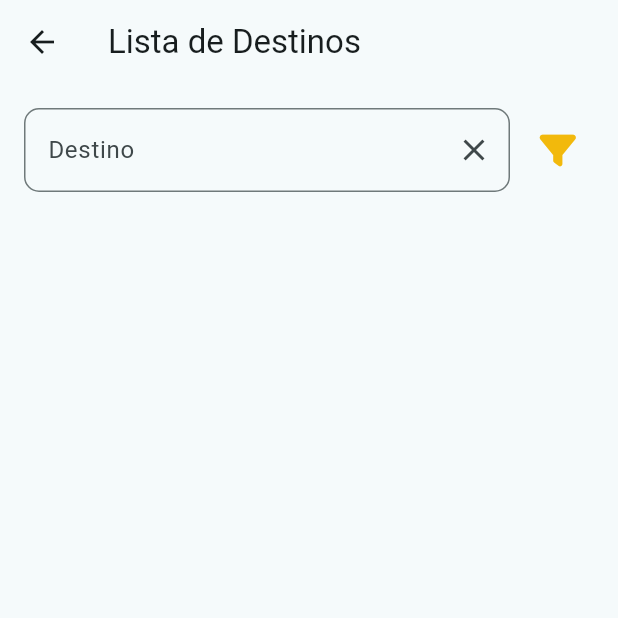
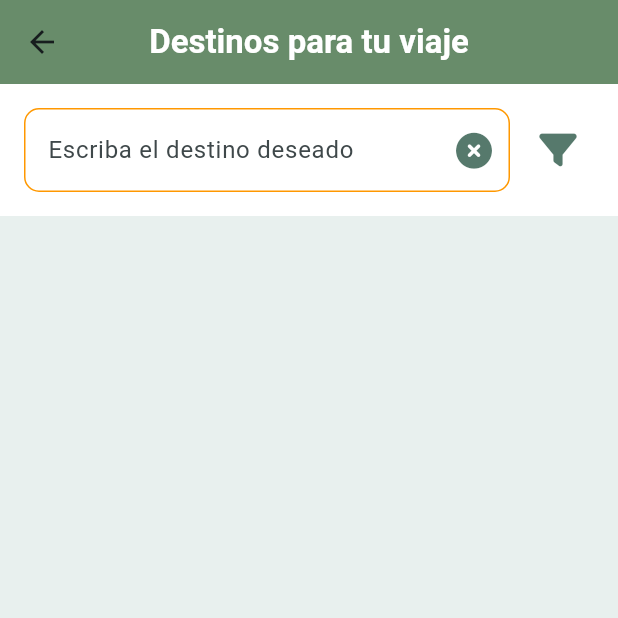
Before and after one commit to raymi-matango/P01F-WASIMAN, a Flutter app: the ViajePagina screen opened directly, on a phone screen of 412 x 824 dp, the top half of it. Run offline on Flutter 3.47's test engine with Material 3 defaults, Android fonts, the phone set to English and light mode, and no system bars; our stand-ins replace carousel_slider, email_validator, flutter_staggered_animations, font_awesome_flutter, google_nav_bar, shared_preferences; accounts and stored records are empty; network calls fail.

Commit message:
viajes todo ui

```diff
--- a/lib/pages/trips.dart
+++ b/lib/pages/trips.dart
@@ -220,28 +220,60 @@ class _ViajePaginaState extends State<ViajePagina> {
   Widget build(BuildContext context) {
     return Scaffold(
       appBar: AppBar(
-        title: Text('Lista de Destinos'),
+        title: const Text(
+          'Destinos para tu viaje',
+          style: TextStyle(
+            color: Colors.white,
+            fontWeight: FontWeight.bold,
           ),
-      body: Column(
+        ),
+        backgroundColor: Color(0xff688C6A),
+        centerTitle: true,
+      ),
+      body: Container(
+        decoration: BoxDecoration(
+          color: Color(0xff688C6A)
+              .withOpacity(0.09), // Color de fondo del contenedor
+        ),
+        child: Column(
           children: [
-          Padding(
+            Container(
+              color: Colors.white,
+              child: Padding(
                 padding: const EdgeInsets.all(16.0),
                 child: Row(
                   children: [
                     Expanded(
                       child: TextField(
+                        style: TextStyle(color: Color(0xFF0E402E)),
                         controller: _destinoController,
                         onChanged: (text) {
-                      // Realiza la búsqueda cada vez que el texto cambie
                           _buscarViajes();
                         },
                         decoration: InputDecoration(
-                      labelText: 'Destino',
+                          labelText: 'Escriba el destino deseado',
                           border: OutlineInputBorder(
                             borderRadius: BorderRadius.circular(10.0),
                           ),
+                          enabledBorder: OutlineInputBorder(
+                            borderSide: const BorderSide(
+                              color: Colors
+                                  .orange, // Color del borde cuando no está enfocado
+                            ),
+                            borderRadius: BorderRadius.circular(10.0),
+                          ),
+                          focusedBorder: OutlineInputBorder(
+                            borderSide: const BorderSide(
+                              color: Colors
+                                  .orange, // Color del borde cuando está enfocado
+                            ),
+                            borderRadius: BorderRadius.circular(10.0),
+                          ),
                           suffixIcon: IconButton(
-                        icon: Icon(Icons.clear),
+                            icon: Icon(
+                              FontAwesomeIcons.solidCircleXmark,
+                              color: Color(0xFF0E402E).withOpacity(0.7),
+                            ),
                             onPressed: () {
                               // Limpia el texto cuando se presiona el icono
                               _destinoController.clear();
@@ -251,17 +283,18 @@ class _ViajePaginaState extends State<ViajePagina> {
                         ),
                       ),
                     ),
-                SizedBox(
+                    const SizedBox(
                         width: 8), // Espacio entre el TextField y el IconButton
                     IconButton(
-                  icon: const Icon(
+                      icon: Icon(
                         FontAwesomeIcons.filter,
-                    color: Color(0xFFF2B90C),
-                    size: 24,
+                        color: Color(0xFF0E402E).withOpacity(0.7),
+                        size: 25,
                       ),
                       onPressed: _mostrarFiltro,
                     ),
                   ],
+                ),
               ),
             ),
             Expanded(
@@ -275,11 +308,13 @@ class _ViajePaginaState extends State<ViajePagina> {
                       Expanded(
                         child: _buildCatCardItem(
                           imageUrl: destinos[firstIndex]['foto'],
-                        stars: destinos[firstIndex]['calificacion'].toString(),
+                          stars:
+                              destinos[firstIndex]['calificacion'].toString(),
                           userName: destinos[firstIndex]['nombre'],
                           location: destinos[firstIndex]['destino'],
                           available: destinos[firstIndex]['disponible'],
-                        onTap: () => _detallesViaje(destinos[firstIndex]['id']),
+                          onTap: () =>
+                              _detallesViaje(destinos[firstIndex]['id']),
                         ),
                       ),
                       SizedBox(width: 8),
@@ -301,7 +336,8 @@ class _ViajePaginaState extends State<ViajePagina> {
                               ? destinos[secondIndex]['disponible']
                               : false,
                           onTap: destinos.length > secondIndex
-                            ? () => _detallesViaje(destinos[secondIndex]['id'])
+                              ? () =>
+                                  _detallesViaje(destinos[secondIndex]['id'])
                               : () {},
                         ),
                       ),
@@ -311,6 +347,7 @@ class _ViajePaginaState extends State<ViajePagina> {
               ),
             ),
           ],
+        ),
       ),
     );
   }
@@ -344,7 +381,7 @@ class _ViajePaginaState extends State<ViajePagina> {
                     children: [
                       Icon(
                         FontAwesomeIcons.solidStar,
-                        color: Colors.white,
+                        color: Color(0xffF29F05),
                         size: 16,
                       ),
                       const SizedBox(width: 4),
```
Lines whose indentation alone changed are shown as unchanged.
